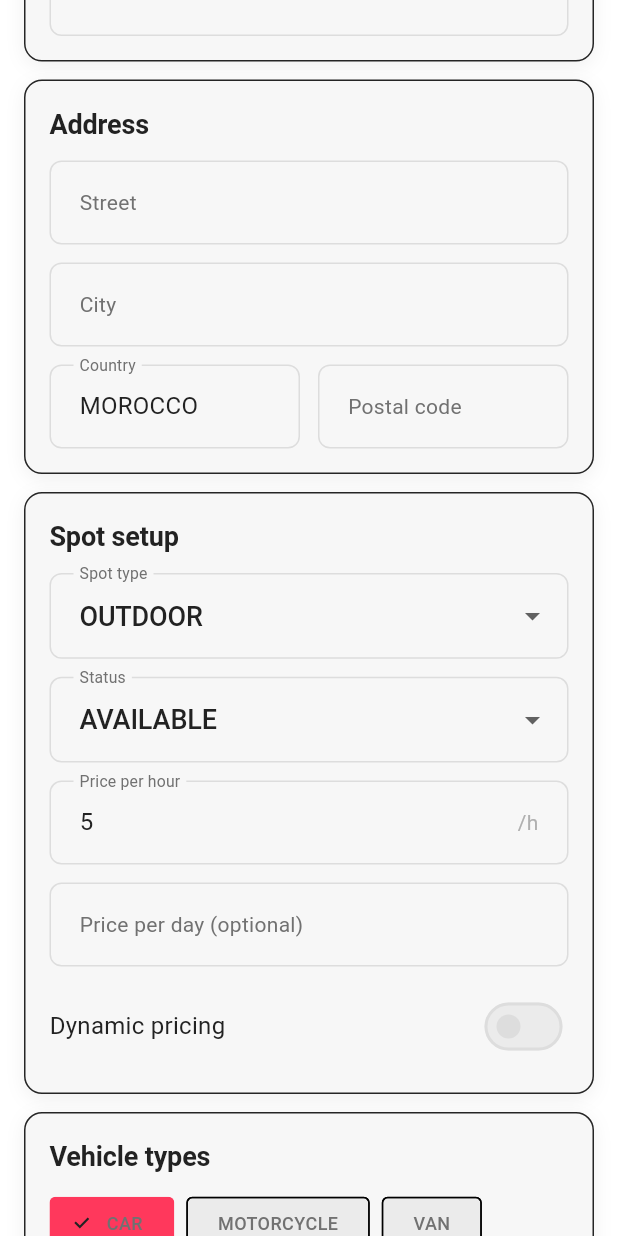
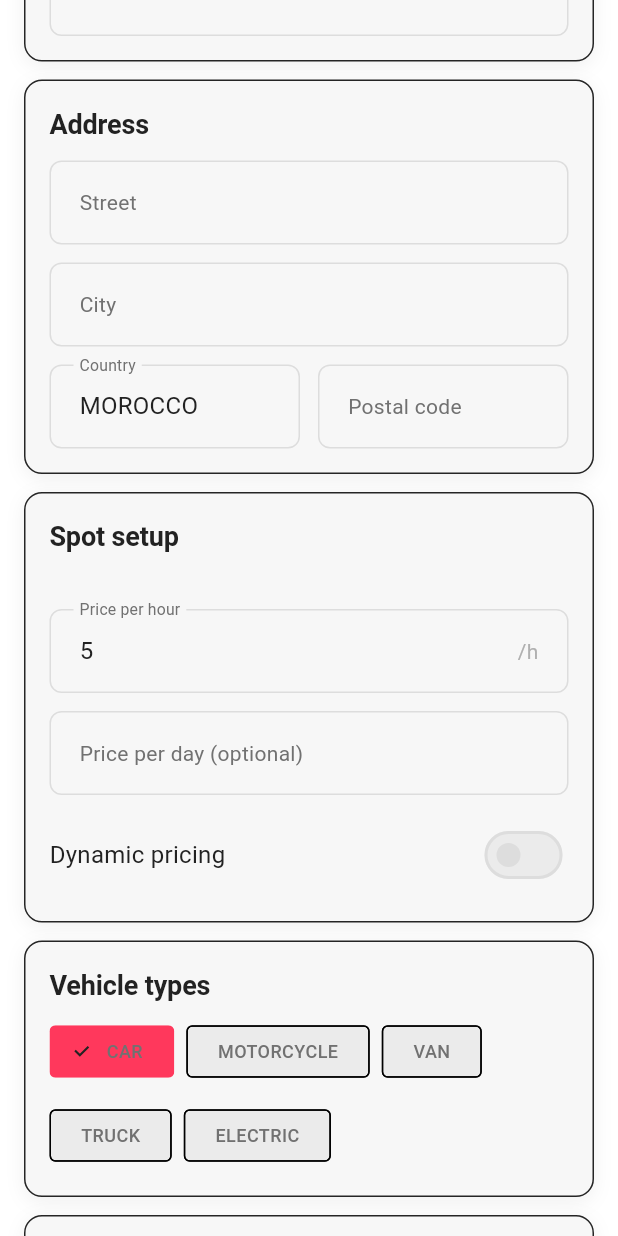
Before and after one commit to Assel-El-Fadil/Park-it, a Flutter app: the AddParkingSpaceScreen screen opened by its route, scrolled down 576 dp, on a phone screen of 412 x 824 dp. Run offline on Flutter 3.47's test engine with Material 3 defaults, Android fonts, the phone set to English and light mode, and no system bars; our stand-ins replace another_flushbar, file_picker, flutter_dotenv, flutter_map, flutter_riverpod, geolocator and 6 more; missing offline and left inert: flutter_stripe; accounts and stored records are empty.

Commit message:
stable notificaton-parking-payment

```diff
--- a/src/lib/core/config/routes/app_routes.dart
+++ b/src/lib/core/config/routes/app_routes.dart
@@ -85,7 +85,7 @@ class AppNavigator {
 
 final GoRouter appRouter = GoRouter(
   navigatorKey: AppNavigator.navigatorKey,
-  initialLocation: ReservationRoutes.reservationsPath,
+  initialLocation: PaymentRoutes.paymentTestPath,
   debugLogDiagnostics: true,
   routes: [
     // Landing Page
--- a/src/lib/modules/navigation/screens/location_screen.dart
+++ b/src/lib/modules/navigation/screens/location_screen.dart
@@ -19,8 +19,8 @@ class _LocationPageState extends ConsumerState<LocationScreen> {
   static const _testSpot = SpotModel(
     id: 'jemaa-el-fna',
     name: 'Jemaa el-Fna',
-    latitude: 31.6295,
-    longitude: -7.9811,
+    latitude: 37.6295,
+    longitude: -122.9811,
     imageUrl: 'https://picsum.photos/seed/spot1a/800/500',
     description: 'Famous square in the medina of Marrakesh.',
     category: 'Landmark',
--- a/src/lib/modules/owner/screens/add_parking_space_screen.dart
+++ b/src/lib/modules/owner/screens/add_parking_space_screen.dart
@@ -189,8 +189,13 @@ class _AddParkingSpaceScreenState extends ConsumerState<AddParkingSpaceScreen> {
                             type: FileType.image,
                           );
                           if (result == null) return;
-                          final picked = result.paths.whereType<String>().toList();
-                          final merged = <String>{..._photos, ...picked}.toList();
+                          final picked = result.paths
+                              .whereType<String>()
+                              .toList();
+                          final merged = <String>{
+                            ..._photos,
+                            ...picked,
+                          }.toList();
                           if (merged.length > 5) {
                             ScaffoldMessenger.of(context).showSnackBar(
                               const SnackBar(
@@ -242,25 +247,25 @@ class _AddParkingSpaceScreenState extends ConsumerState<AddParkingSpaceScreen> {
                       ],
                       if (!_isLotMode && lots.isNotEmpty) ...[
                         const SizedBox(height: 12),
-                        DropdownButtonFormField<int?>(
-                          initialValue: _lotId,
-                          decoration: const InputDecoration(
-                            labelText: 'Parent lot (optional)',
-                          ),
-                          items: [
-                            const DropdownMenuItem<int?>(
-                              value: null,
-                              child: Text('No lot'),
-                            ),
-                            ...lots.map(
-                              (lot) => DropdownMenuItem<int?>(
-                                value: lot.id,
-                                child: Text(lot.name),
-                              ),
-                            ),
-                          ],
-                          onChanged: (v) => setState(() => _lotId = v),
-                        ),
+                        // DropdownButtonFormField<int?>(
+                        //   initialValue: _lotId,
+                        //   decoration: const InputDecoration(
+                        //     labelText: 'Parent lot (optional)',
+                        //   ),
+                        //   items: [
+                        //     const DropdownMenuItem<int?>(
+                        //       value: null,
+                        //       child: Text('No lot'),
+                        //     ),
+                        //     ...lots.map(
+                        //       (lot) => DropdownMenuItem<int?>(
+                        //         value: lot.id,
+                        //         child: Text(lot.name),
+                        //       ),
+                        //     ),
+                        //   ],
+                        //   onChanged: (v) => setState(() => _lotId = v),
+                        // ),
                       ],
                     ],
                   ),
@@ -314,45 +319,45 @@ class _AddParkingSpaceScreenState extends ConsumerState<AddParkingSpaceScreen> {
                       children: [
                         const SectionHeader(title: 'Spot setup'),
                         const SizedBox(height: 12),
-                        DropdownButtonFormField<SpotType>(
-                          initialValue: _spotType,
-                          decoration: const InputDecoration(
-                            labelText: 'Spot type',
-                          ),
-                          items: SpotType.values
-                              .map(
-                                (e) => DropdownMenuItem(
-                                  value: e,
-                                  child: Text(e.toJson()),
-                                ),
-                              )
-                              .toList(),
-                          onChanged: (v) =>
-                              setState(() => _spotType = v ?? _spotType),
-                        ),
+                        // DropdownButtonFormField<SpotType>(
+                        //   initialValue: _spotType,
+                        //   decoration: const InputDecoration(
+                        //     labelText: 'Spot type',
+                        //   ),
+                        //   items: SpotType.values
+                        //       .map(
+                        //         (e) => DropdownMenuItem(
+                        //           value: e,
+                        //           child: Text(e.toJson()),
+                        //         ),
+                        //       )
+                        //       .toList(),
+                        //   onChanged: (v) =>
+                        //       setState(() => _spotType = v ?? _spotType),
+                        // ),
                         const SizedBox(height: 12),
-                        DropdownButtonFormField<SpotStatus>(
-                          initialValue: _status,
-                          decoration: const InputDecoration(
-                            labelText: 'Status',
-                          ),
-                          items: const [
-                            DropdownMenuItem(
-                              value: SpotStatus.available,
-                              child: Text('AVAILABLE'),
-                            ),
-                            DropdownMenuItem(
-                              value: SpotStatus.archived,
-                              child: Text('ARCHIVED'),
-                            ),
-                            DropdownMenuItem(
-                              value: SpotStatus.suspended,
-                              child: Text('SUSPENDED'),
-                            ),
-                          ],
-                          onChanged: (v) =>
-                              setState(() => _status = v ?? _status),
-                        ),
+                        // DropdownButtonFormField<SpotStatus>(
+                        //   initialValue: _status,
+                        //   decoration: const InputDecoration(
+                        //     labelText: 'Status',
+                        //   ),
+                        //   items: const [
+                        //     DropdownMenuItem(
+                        //       value: SpotStatus.available,
+                        //       child: Text('AVAILABLE'),
+                        //     ),
+                        //     DropdownMenuItem(
+                        //       value: SpotStatus.archived,
+                        //       child: Text('ARCHIVED'),
+                        //     ),
+                        //     DropdownMenuItem(
+                        //       value: SpotStatus.suspended,
+                        //       child: Text('SUSPENDED'),
+                        //     ),
+                        //   ],
+                        //   onChanged: (v) =>
+                        //       setState(() => _status = v ?? _status),
+                        // ),
                         const SizedBox(height: 12),
                         TextField(
                           controller: _priceHourCtrl,
@@ -432,7 +437,7 @@ class _AddParkingSpaceScreenState extends ConsumerState<AddParkingSpaceScreen> {
                   icon: Icons.check_circle_outline_rounded,
                   onPressed: () async {
                     final currentUser = ref.read(currentUserProvider);
-                    final ownerId = int.tryParse(currentUser?.id ?? '');
+                    final ownerId = currentUser?.id ?? '';
                     final lat = double.tryParse(_latCtrl.text.trim());
                     final lng = double.tryParse(_lngCtrl.text.trim());
 
@@ -491,8 +496,12 @@ class _AddParkingSpaceScreenState extends ConsumerState<AddParkingSpaceScreen> {
                             ),
                             totalSpots: totalSpots,
                             spotType: _spotType,
-                            pricePerHour: double.tryParse(_priceHourCtrl.text.trim()) ?? 5,
-                            pricePerDay: double.tryParse(_priceDayCtrl.text.trim()),
+                            pricePerHour:
+                                double.tryParse(_priceHourCtrl.text.trim()) ??
+                                5,
+                            pricePerDay: double.tryParse(
+                              _priceDayCtrl.text.trim(),
+                            ),
                             isDynamicPricing: _dynamicPricing,
                             vehicleTypes: _vehicles.entries
                                 .where((e) => e.value)
--- a/src/lib/modules/payment/screens/payment_test.dart
+++ b/src/lib/modules/payment/screens/payment_test.dart
@@ -16,7 +16,7 @@ class PaymentTestWidget extends StatelessWidget {
           onPressed: () {
             final reservation = ReservationModel(
               id: 11,
-              driverId: "6",
+              driverId: "00000000-0000-0000-0000-000000000006",
               spotId: 7,
               vehicleId: 8,
               startTime: DateTime.now(),
--- a/src/lib/providers/notification_provider.dart
+++ b/src/lib/providers/notification_provider.dart
@@ -18,7 +18,8 @@ final notificationProvider =
 class NotificationNotifier extends StateNotifier<List<NotificationModel>> {
   final NotificationService _service;
 
-  int _currentUserId = 1; // This should come from your auth provider
+  String _currentUserId =
+      "00000000-0000-0000-0000-000000000005"; // This should come from your auth provider
 
   NotificationNotifier(this._service) : super([]) {
     _loadNotifications();
@@ -119,7 +120,7 @@ class NotificationNotifier extends StateNotifier<List<NotificationModel>> {
 
   int get unreadCount => state.where((n) => !n.isRead).length;
 
-  void setCurrentUserId(int userId) {
+  void setCurrentUserId(String userId) {
     _currentUserId = userId;
     _loadNotifications();
   }
--- a/src/lib/providers/payment_provider.dart
+++ b/src/lib/providers/payment_provider.dart
@@ -1,6 +1,8 @@
 import 'package:flutter_riverpod/flutter_riverpod.dart';
 import 'package:flutter_stripe/flutter_stripe.dart' hide PaymentMethod;
+
 import 'package:src/core/enums/app_enums.dart';
+
 import 'package:src/modules/payment/models/payment_state.dart';
 import 'package:src/modules/payment/services/payment_service.dart';
 
@@ -32,6 +34,7 @@ class PaymentNotifier extends Notifier<PaymentState> {
       );
 
       state = state.copyWith(status: PaymentStatus.succeeded, payment: payment);
+
       return true;
     } on StripeException catch (e) {
       if (e.error.code == FailureCode.Canceled) {
```
Also changed, not shown: src/lib/modules/notification/repositories/notification_repository.dart (+6 -6 lines), src/lib/modules/notification/services/notification_service.dart (+8 -6 lines), src/lib/modules/payment/widgets/payment_button.dart (+37 -1 lines), src/lib/modules/reservation/screens/reservation_detail_screen.dart (+78 -57 lines), src/lib/shared/widgets/custom_modal.dart (added, +115 -0 lines).
